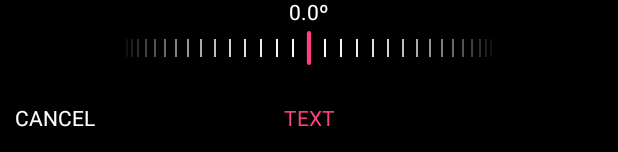
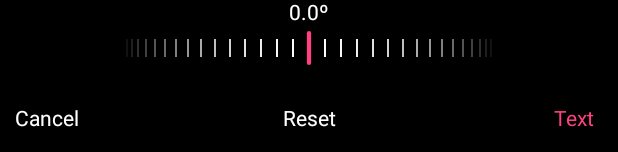
Before and after one commit to withparadox2/SimpleOCR, an Android app: the layout activity_crop_image.xml on its own in the app's theme, with its tools: preview values and no code run, on a phone screen of 412 x 824 dp. Shown: the part 1081-1233 px from the top of the screen. Run offline under Robolectric (Android 15) with nearby library versions, the phone set to English and light mode, and no system bars.

Commit message:
Rotate image

```diff
--- a/app/src/main/java/com/withparadox2/simpleocr/support/view/CropRotationWheel.kt
+++ b/app/src/main/java/com/withparadox2/simpleocr/support/view/CropRotationWheel.kt
@@ -39,12 +39,18 @@ class CropRotationWheel(context: Context, attributeSet: AttributeSet) : FrameLay
 
     private val tempRect = RectF()
 
+    private var callback: Callback? = null
+
     init {
         addView(degreeLabel, LayoutParams(WRAP_CONTENT, WRAP_CONTENT).apply {
             gravity = Gravity.CENTER or Gravity.TOP
         })
         setWillNotDraw(false)
         setRotateDegree(0f)
+    }
+
+    fun setCallback(callback: Callback) {
+        this.callback = callback
     }
 
     override fun onDraw(canvas: Canvas) {
@@ -132,6 +138,15 @@ class CropRotationWheel(context: Context, attributeSet: AttributeSet) : FrameLay
         if (Math.abs(value) < 0.1 - 0.001)
             value = Math.abs(value)
         degreeLabel.text = String.format("%.1fº", value)
+        callback?.onRotationChanged(degree)
         invalidate()
     }
+
+    fun reset() {
+        setRotateDegree(0f)
+    }
+
+    interface Callback {
+        fun onRotationChanged(degree: Float)
+    }
 }
--- a/app/src/main/res/layout/activity_crop_image.xml
+++ b/app/src/main/res/layout/activity_crop_image.xml
@@ -19,6 +19,7 @@
             android:scaleType="matrix" />
 
         <com.withparadox2.simpleocr.support.view.CropRotationWheel
+            android:id="@+id/layout_wheel"
             android:layout_width="match_parent"
             android:layout_height="45dp"
             android:layout_marginBottom="10dp" />
@@ -42,13 +43,26 @@
                 android:textColor="@color/white" />
 
             <TextView
-                android:id="@+id/btn_ocr"
+                android:id="@+id/btn_reset"
                 android:layout_width="wrap_content"
                 android:layout_height="match_parent"
                 android:layout_gravity="center_horizontal"
                 android:background="@drawable/bg_btn_bar_dark"
                 android:gravity="center"
                 android:minWidth="100dp"
+                android:paddingLeft="10dp"
+                android:paddingRight="10dp"
+                android:text="@string/reset"
+                android:textColor="@color/white" />
+
+            <TextView
+                android:id="@+id/btn_ocr"
+                android:layout_width="wrap_content"
+                android:layout_height="match_parent"
+                android:layout_gravity="end"
+                android:background="@drawable/bg_btn_bar_dark"
+                android:gravity="center"
+                android:minWidth="60dp"
                 android:paddingLeft="10dp"
                 android:paddingRight="10dp"
                 android:text="@string/ocr"
--- a/app/src/main/res/values/strings.xml
+++ b/app/src/main/res/values/strings.xml
@@ -1,8 +1,9 @@
 <resources>
     <string name="app_name">SimpleOCR</string>
     <string name="take_picture">拍照</string>
-    <string name="ocr">TEXT</string>
-    <string name="cancel">CANCEL</string>
+    <string name="ocr">Text</string>
+    <string name="reset">Reset</string>
+    <string name="cancel">Cancel</string>
     <string name="tip_title">提示</string>
     <string name="permission_request_msg">为保证正常使用，请同意相机、存储、网络等权限的申请</string>
     <string name="share">Share</string>
```
Also changed, not shown: app/src/main/java/com/withparadox2/simpleocr/support/view/CropImageView.kt (+49 -1 lines), app/src/main/java/com/withparadox2/simpleocr/ui/CropImageActivity.kt (+9 -0 lines).
